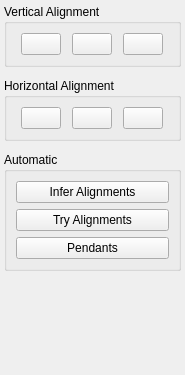
Before: the Qt Designer form libdunnartcanvas/ui/createalignment.ui in skieffer/ortho, drawn with Qt 5.
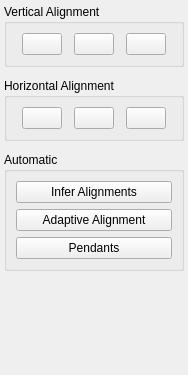
After: the same form once the commit is applied. Icons and pictures are not drawn.

```diff
--- a/libdunnartcanvas/ui/createalignment.ui
+++ b/libdunnartcanvas/ui/createalignment.ui
@@ -6,7 +6,7 @@
    <rect>
     <x>0</x>
     <y>0</y>
-    <width>185</width>
+    <width>188</width>
     <height>375</height>
    </rect>
   </property>
@@ -254,7 +254,7 @@
          <item>
           <widget class="QPushButton" name="tryAlignButton">
            <property name="text">
-            <string>Try Alignments</string>
+            <string>Adaptive Alignment</string>
            </property>
           </widget>
          </item>
```
Left out of the diff: 11 changed lines with no effect on the pictures.
